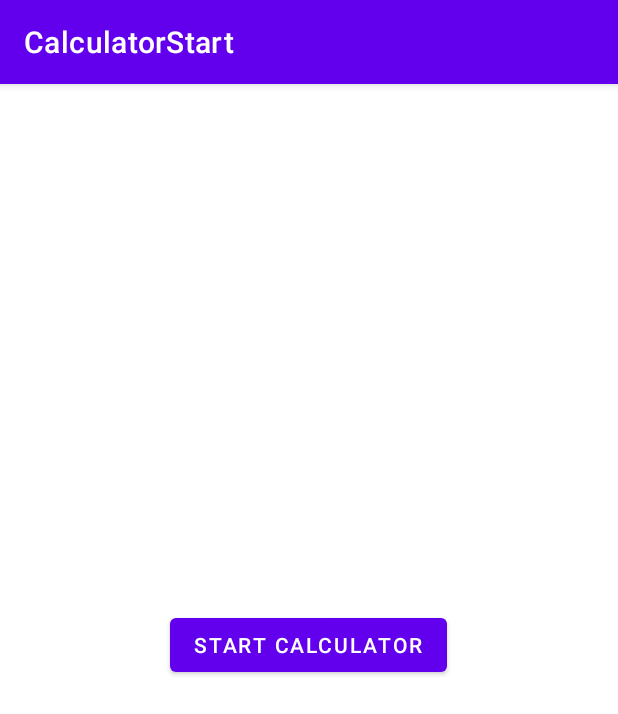
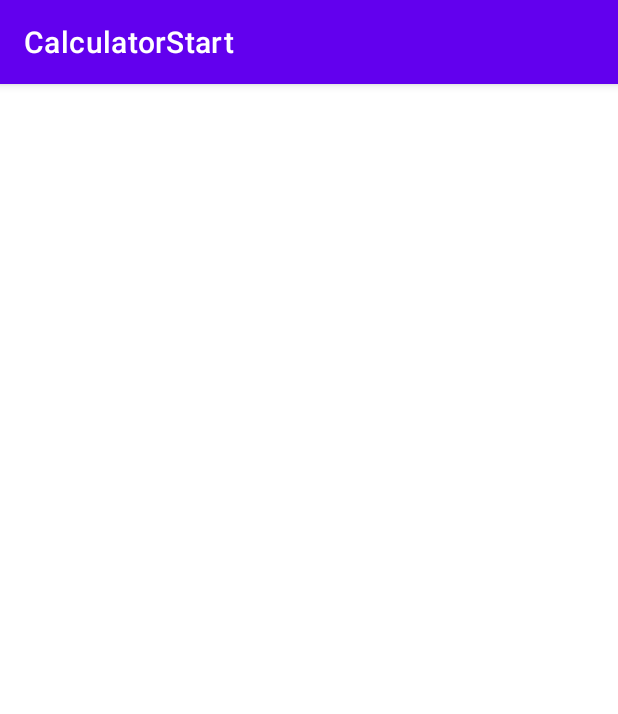
Before and after one commit to VasylDvorak/Vasyl_Dvorak_Calculator, an Android app: the screen it shows after launch (MainActivity), on a phone screen of 412 x 824 dp. Shown: the top 714 px of the screen. Run offline under Robolectric (Android 15) with nearby library versions, the phone set to English and light mode, and no system bars.

Commit message:
Update activity_main.xml

```diff
--- a/app/src/main/res/layout/activity_main.xml
+++ b/app/src/main/res/layout/activity_main.xml
@@ -8,13 +8,7 @@
     android:gravity="center"
     tools:context=".MainActivity">
 
-    <Button
-        android:id="@+id/launch"
-        android:layout_width="wrap_content"
-        android:layout_height="wrap_content"
-        android:text="Start Calculator"
-        android:gravity="center"
- />
+
     <TextView
         android:id="@+id/text"
         android:layout_width="wrap_content"
```
